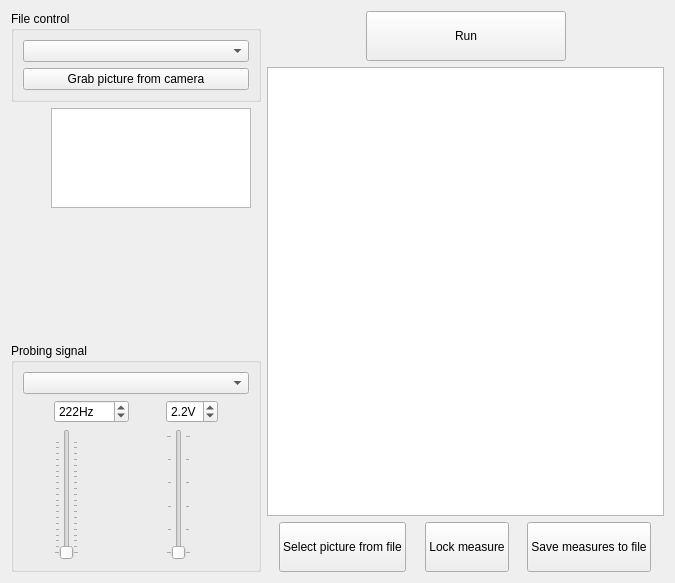
polovik/asa, file formdiagnose.ui: the form before one commit.
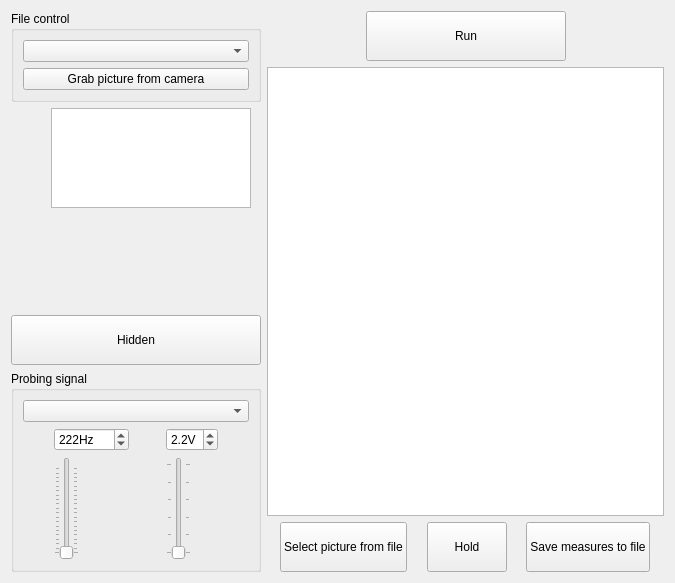
The form after the commit. Icons and pictures are not drawn. Custom widgets are drawn as their Qt base class.

Commit message: Divide Lock button on Diagnose form.

The edit to the form file:
```diff
--- a/formdiagnose.ui
+++ b/formdiagnose.ui
@@ -15,7 +15,7 @@
   </property>
   <layout class="QHBoxLayout" name="horizontalLayout">
    <item>
-    <layout class="QVBoxLayout" name="verticalLayout_5" stretch="0,2,2">
+    <layout class="QVBoxLayout" name="verticalLayout_5" stretch="0,2,0,2">
      <item>
       <widget class="QGroupBox" name="groupBox_2">
        <property name="minimumSize">
@@ -65,6 +65,27 @@
        </widget>
       </widget>
      </item>
+     <item>
+      <widget class="QPushButton" name="buttonShowStoredSignature">
+       <property name="minimumSize">
+        <size>
+         <width>0</width>
+         <height>50</height>
+        </size>
+       </property>
+       <property name="text">
+        <string>Hidden</string>
+       </property>
+       <property name="icon">
+        <iconset resource="analog_signature_analyzer.qrc">
+         <normaloff>:/icons/eye_closed.ico</normaloff>
+         <normalon>:/icons/eye_open.ico</normalon>:/icons/eye_closed.ico</iconset>
+       </property>
+       <property name="checkable">
+        <bool>true</bool>
+       </property>
+      </widget>
+     </item>
      <item>
       <layout class="QVBoxLayout" name="verticalLayout_3">
        <item>
@@ -285,7 +306,7 @@
           </size>
          </property>
          <property name="text">
-          <string>Lock measure</string>
+          <string>Hold</string>
          </property>
          <property name="icon">
           <iconset resource="analog_signature_analyzer.qrc">
```
Left out of the diff: 2 changed lines with no effect on the pictures. The commit also changes 2 other files.
